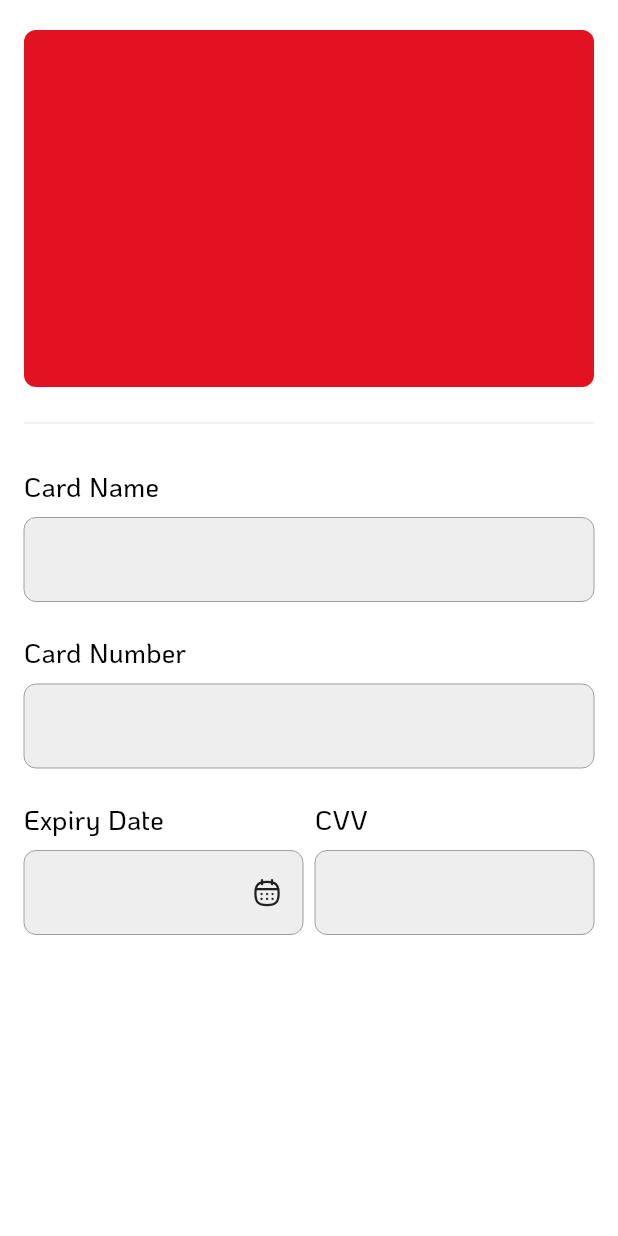
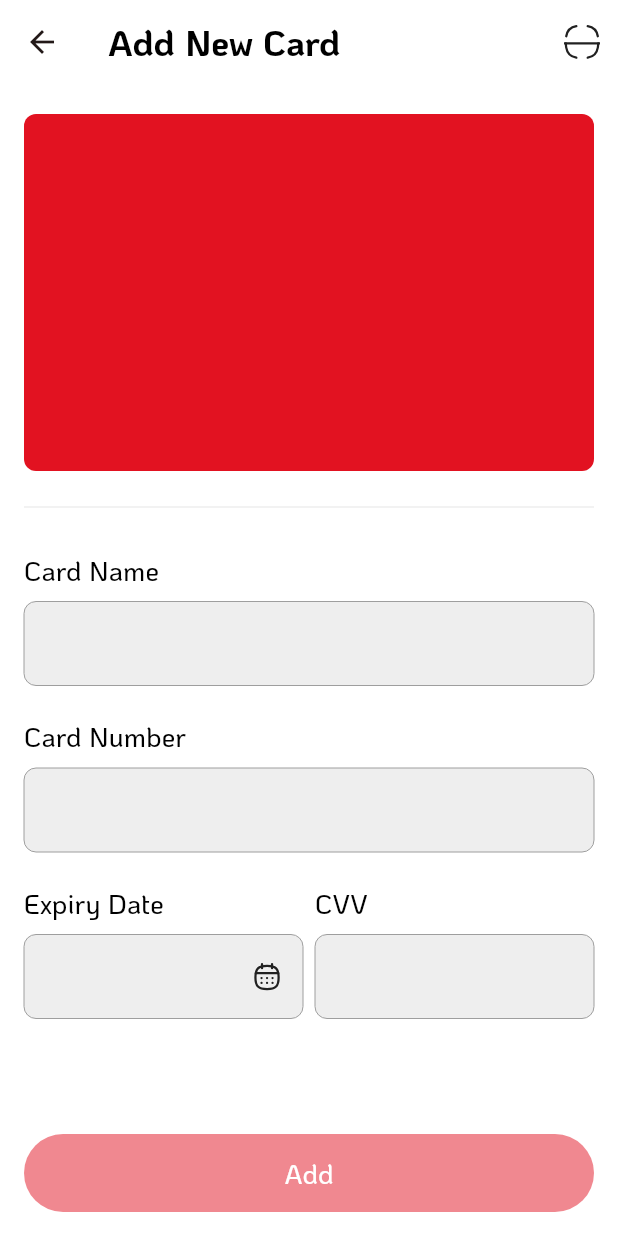
Before and after one commit to xbyl1234/movie-flutter-bloc, a Flutter app: the AddCardView screen opened directly, on a phone screen of 412 x 824 dp. Run offline on Flutter 3.47's test engine with Material 3 defaults, Android fonts, the phone set to English and light mode, and no system bars; our stand-ins replace bloc, dio, equatable, flutter_bloc, flutter_svg, freezed_annotation and 5 more; generated files the repository leaves out were written again; network calls fail.

Commit message:
Valid input add card

```diff
--- a/lib/core/common/translations/intl/messages_en.dart
+++ b/lib/core/common/translations/intl/messages_en.dart
@@ -25,6 +25,7 @@ class MessageLookup extends MessageLookupByLibrary {
 
   final messages = _notInlinedMessages(_notInlinedMessages);
   static Map<String, Function> _notInlinedMessages(_) => <String, Function>{
+        "btn_add": MessageLookupByLibrary.simpleMessage("Add"),
         "btn_change": MessageLookupByLibrary.simpleMessage("Change"),
         "btn_continue": MessageLookupByLibrary.simpleMessage("Continue"),
         "content_subscribe_to_premium": MessageLookupByLibrary.simpleMessage(
@@ -50,6 +51,8 @@ class MessageLookup extends MessageLookupByLibrary {
         "tab_profile": MessageLookupByLibrary.simpleMessage("Profile"),
         "tf_card_name": MessageLookupByLibrary.simpleMessage("Card Name"),
         "tf_card_number": MessageLookupByLibrary.simpleMessage("Card Number"),
+        "tf_cvv": MessageLookupByLibrary.simpleMessage("CVV"),
+        "tf_expiry_date": MessageLookupByLibrary.simpleMessage("Expiry Date"),
         "title_add_new_card":
             MessageLookupByLibrary.simpleMessage("Add New Card"),
         "title_new_release":
--- a/lib/core/common/translations/intl/messages_vi.dart
+++ b/lib/core/common/translations/intl/messages_vi.dart
@@ -25,6 +25,7 @@ class MessageLookup extends MessageLookupByLibrary {
 
   final messages = _notInlinedMessages(_notInlinedMessages);
   static Map<String, Function> _notInlinedMessages(_) => <String, Function>{
+        "btn_add": MessageLookupByLibrary.simpleMessage("Add"),
         "btn_change": MessageLookupByLibrary.simpleMessage("Change"),
         "btn_continue": MessageLookupByLibrary.simpleMessage("Continue"),
         "content_subscribe_to_premium": MessageLookupByLibrary.simpleMessage(
@@ -51,6 +52,8 @@ class MessageLookup extends MessageLookupByLibrary {
         "tab_profile": MessageLookupByLibrary.simpleMessage("Cá nhân"),
         "tf_card_name": MessageLookupByLibrary.simpleMessage("Card Name"),
         "tf_card_number": MessageLookupByLibrary.simpleMessage("Card Number"),
+        "tf_cvv": MessageLookupByLibrary.simpleMessage("CVV"),
+        "tf_expiry_date": MessageLookupByLibrary.simpleMessage("Expiry Date"),
         "title_add_new_card":
             MessageLookupByLibrary.simpleMessage("Add New Card"),
         "title_new_release":
--- a/lib/core/common/translations/intl_en.arb
+++ b/lib/core/common/translations/intl_en.arb
@@ -43,5 +43,8 @@
   },
   "title_add_new_card": "Add New Card",
   "tf_card_name": "Card Name",
-  "tf_card_number": "Card Number"
+  "tf_card_number": "Card Number",
+  "tf_expiry_date": "Expiry Date",
+  "tf_cvv": "CVV",
+  "btn_add": "Add"
 }
--- a/lib/core/common/translations/intl_vi.arb
+++ b/lib/core/common/translations/intl_vi.arb
@@ -43,5 +43,8 @@
   },
   "title_add_new_card": "Add New Card",
   "tf_card_name": "Card Name",
-  "tf_card_number": "Card Number"
+  "tf_card_number": "Card Number",
+  "tf_expiry_date": "Expiry Date",
+  "tf_cvv": "CVV",
+  "btn_add": "Add"
 }
--- a/lib/core/common/translations/l10n.dart
+++ b/lib/core/common/translations/l10n.dart
@@ -429,6 +429,36 @@ class S {
       args: [],
     );
   }
+
+  /// `Expiry Date`
+  String get tf_expiry_date {
+    return Intl.message(
+      'Expiry Date',
+      name: 'tf_expiry_date',
+      desc: '',
+      args: [],
+    );
+  }
+
+  /// `CVV`
+  String get tf_cvv {
+    return Intl.message(
+      'CVV',
+      name: 'tf_cvv',
+      desc: '',
+      args: [],
+    );
+  }
+
+  /// `Add`
+  String get btn_add {
+    return Intl.message(
+      'Add',
+      name: 'btn_add',
+      desc: '',
+      args: [],
+    );
+  }
 }
 
 class AppLocalizationDelegate extends LocalizationsDelegate<S> {
--- a/lib/core/common/widgets/custom_text_field.dart
+++ b/lib/core/common/widgets/custom_text_field.dart
@@ -6,9 +6,11 @@ class CustomTextField extends StatefulWidget {
   final TextCapitalization textCapitalization;
   final String? label;
   final String? error;
+  final String initValue;
   final String? icRight;
   final VoidCallback? actionRight;
   final int? maxLength;
+  final Function(String value) onChanged;
 
   const CustomTextField({
     super.key,
@@ -19,6 +21,8 @@ class CustomTextField extends StatefulWidget {
     this.icRight,
     this.actionRight,
     this.maxLength,
+    this.initValue = "",
+    required this.onChanged,
   });
 
   @override
@@ -41,6 +45,8 @@ class _CustomTextFieldState extends State<CustomTextField> {
           ),
         ],
         TextFormField(
+          initialValue: widget.initValue,
+          onChanged: (val) => widget.onChanged!(val),
           keyboardType: widget.keyboardType,
           textCapitalization: widget.textCapitalization,
           maxLength: widget.maxLength,
--- a/lib/features/add_card/add_card_screen.dart
+++ b/lib/features/add_card/add_card_screen.dart
@@ -1,12 +1,7 @@
 import 'package:flutter/material.dart';
 import 'package:flutter_bloc/flutter_bloc.dart';
-import 'package:movie/core/common/widgets/custom_app_bar.dart';
 import 'package:movie/features/add_card/bloc/add_card_bloc.dart';
 import 'package:movie/features/add_card/view/add_card_view.dart';
-import '../../core/common/resource/icons.dart';
-import '../../core/common/translations/l10n.dart';
-import '../../core/common/widgets/custom_button.dart';
-import '../../core/common/widgets/svg_widget.dart';
 import '../../di/dependency_injection.dart';
 
 class AddCardScreen extends StatelessWidget {
@@ -16,27 +11,11 @@ class AddCardScreen extends StatelessWidget {
   Widget build(BuildContext context) {
     return BlocProvider<AddCardBloc>(
       create: (context) => sl.get<AddCardBloc>(),
-      child: Scaffold(
-        appBar: CustomAppBar(
-          title: S.of(context).title_add_new_card,
-          actionRight: [
-            IconButton(
-                onPressed: () {},
-                icon: SvgWidget(
-                  ic: icScannerCard,
-                  width: 24,
-                  height: 24,
-                ))
-          ],
-        ),
-        body: BlocListener<AddCardBloc, AddCardState>(
-          listener: (context, state) {},
-          child: AddCardView(),
-        ),
-        bottomNavigationBar: Padding(
-          padding: const EdgeInsets.only(left: 16, right: 16, bottom: 16),
-          child: CustomButton(btnText: 'Add', action: () {}),
-        ),
+      child: BlocListener<AddCardBloc, AddCardState>(
+        listener: (context, state) {
+
+        },
+        child: AddCardView(),
       ),
     );
   }
--- a/lib/features/add_card/bloc/add_card_bloc.dart
+++ b/lib/features/add_card/bloc/add_card_bloc.dart
@@ -6,9 +6,8 @@ part 'add_card_state.dart';
 part 'add_card_bloc.freezed.dart';
 
 class AddCardBloc extends Bloc<AddCardEvent, AddCardState> {
-  AddCardBloc() : super(const AddCardState.initial()) {
+  AddCardBloc() : super(const AddCardState()) {
     on<AddCardEvent>((event, emit) {
-      // TODO: implement event handler
     });
   }
 }
--- a/lib/features/add_card/bloc/add_card_state.dart
+++ b/lib/features/add_card/bloc/add_card_state.dart
@@ -2,5 +2,14 @@ part of 'add_card_bloc.dart';
 
 @freezed
 class AddCardState with _$AddCardState {
-  const factory AddCardState.initial() = _Initial;
+  const AddCardState._();
+  const factory AddCardState({
+    @Default('') String cardName,
+    @Default('') String cardNumber,
+    @Default('') String expDate,
+    @Default('') String cvv,
+    String? errCardName,
+    String? errCardNumber,
+    @Default(false)bool isSaved,
+  }) = _AddCardState;
 }
--- a/lib/features/add_card/view/add_card_view.dart
+++ b/lib/features/add_card/view/add_card_view.dart
@@ -1,15 +1,37 @@
 import 'package:flutter/material.dart';
-import 'package:movie/features/add_card/widgets/text_field_card_name.dart';
-import 'package:movie/features/add_card/widgets/text_field_card_number.dart';
-import '../widgets/text_field_cvv_card.dart';
-import '../widgets/text_field_expiry_date.dart';
+import 'package:flutter_bloc/flutter_bloc.dart';
+import 'package:movie/features/add_card/bloc/add_card_bloc.dart';
+import '../../../core/common/resource/icons.dart';
+import '../../../core/common/translations/l10n.dart';
+import '../../../core/common/widgets/custom_app_bar.dart';
+import '../../../core/common/widgets/custom_button.dart';
+import '../../../core/common/widgets/svg_widget.dart';
+import '../widgets/card_name_input.dart';
+import '../widgets/card_number_input.dart';
+import '../widgets/cvv_card_input.dart';
+import '../widgets/expiry_date_input.dart';
 
 class AddCardView extends StatelessWidget {
   const AddCardView({super.key});
 
   @override
   Widget build(BuildContext context) {
-    return SingleChildScrollView(
+    return BlocBuilder<AddCardBloc, AddCardState>(
+      builder: (context, state) {
+        return Scaffold(
+          appBar: CustomAppBar(
+            title: S.of(context).title_add_new_card,
+            actionRight: [
+              IconButton(
+                  onPressed: () {},
+                  icon: SvgWidget(
+                    ic: icScannerCard,
+                    width: 24,
+                    height: 24,
+                  ))
+            ],
+          ),
+          body: SingleChildScrollView(
             physics: BouncingScrollPhysics(),
             padding: EdgeInsets.only(top: 20, left: 16, right: 16, bottom: 32),
             child: Column(
@@ -27,17 +49,28 @@ class AddCardView extends StatelessWidget {
                     Divider(),
                   ],
                 ),
-          TextFieldCardName(),
-          TextFieldCardNumber(),
+                CardNameInput(),
+                CardNumberInput(),
                 Row(
                   spacing: 8,
                   children: [
-              Expanded(child: TextFieldExpiryDate()),
-              Expanded(child: TextFieldCvvCard()),
+                    Expanded(child: ExpiryDateInput()),
+                    Expanded(child: CvvCardInput()),
                   ],
                 ),
               ],
             ),
+          ),
+          bottomNavigationBar: Padding(
+            padding: const EdgeInsets.only(left: 16, right: 16, bottom: 16),
+            child: CustomButton(
+              enable: state.isSaved,
+              btnText: S.of(context).btn_add,
+              action: () {},
+            ),
+          ),
+        );
+      },
     );
   }
 }
--- /dev/null
+++ b/lib/features/add_card/widgets/card_name_input.dart
@@ -0,0 +1,27 @@
+import 'package:flutter/material.dart';
+import 'package:flutter_bloc/flutter_bloc.dart';
+import 'package:movie/features/add_card/bloc/add_card_bloc.dart';
+
+import '../../../core/common/translations/l10n.dart';
+import '../../../core/common/widgets/custom_text_field.dart';
+
+class CardNameInput extends StatelessWidget {
+  const CardNameInput({super.key});
+
+  @override
+  Widget build(BuildContext context) {
+    return BlocBuilder<AddCardBloc, AddCardState>(
+      builder: (context, state) {
+        return CustomTextField(
+          label: S
+              .of(context)
+              .tf_card_name,
+          initValue: state.cardName,
+          textCapitalization: TextCapitalization.words,
+          error: state.errCardName,
+          onChanged: (val) => null,
+        );
+      },
+    );
+  }
+}
--- /dev/null
+++ b/lib/features/add_card/widgets/card_number_input.dart
@@ -0,0 +1,27 @@
+import 'package:flutter/material.dart';
+import 'package:flutter_bloc/flutter_bloc.dart';
+import 'package:movie/features/add_card/bloc/add_card_bloc.dart';
+
+import '../../../core/common/translations/l10n.dart';
+import '../../../core/common/widgets/custom_text_field.dart';
+
+class CardNumberInput extends StatelessWidget {
+  const CardNumberInput({super.key});
+
+  @override
+  Widget build(BuildContext context) {
+    return BlocBuilder<AddCardBloc, AddCardState>(
+      builder: (context, state) {
+        return CustomTextField(
+          label: S
+              .of(context)
+              .tf_card_number,
+          initValue: state.cardNumber,
+          keyboardType: TextInputType.number,
+          error: state.errCardNumber,
+          onChanged: (val) => null,
+        );
+      },
+    );
+  }
+}
--- /dev/null
+++ b/lib/features/add_card/widgets/cvv_card_input.dart
@@ -0,0 +1,27 @@
+import 'package:flutter/material.dart';
+import 'package:flutter_bloc/flutter_bloc.dart';
+import 'package:movie/features/add_card/bloc/add_card_bloc.dart';
+
+import '../../../core/common/translations/l10n.dart';
+import '../../../core/common/widgets/custom_text_field.dart';
+
+class CvvCardInput extends StatelessWidget {
+  const CvvCardInput({super.key});
+
+  @override
+  Widget build(BuildContext context) {
+    return BlocBuilder<AddCardBloc, AddCardState>(
+      builder: (context, state) {
+        return CustomTextField(
+          label: S
+              .of(context)
+              .tf_cvv,
+          keyboardType: TextInputType.number,
+          initValue: state.cvv,
+          maxLength: 3,
+          onChanged: (val) => null,
+        );
+      },
+    );
+  }
+}
--- /dev/null
+++ b/lib/features/add_card/widgets/expiry_date_input.dart
@@ -0,0 +1,26 @@
+import 'package:flutter/material.dart';
+import 'package:flutter_bloc/flutter_bloc.dart';
+import 'package:movie/features/add_card/bloc/add_card_bloc.dart';
+
+import '../../../core/common/translations/l10n.dart';
+import '../../../core/common/widgets/custom_text_field.dart';
+
+class ExpiryDateInput extends StatelessWidget {
+  const ExpiryDateInput({super.key});
+
+  @override
+  Widget build(BuildContext context) {
+    return BlocBuilder<AddCardBloc, AddCardState>(
+      builder: (context, state) {
+        return CustomTextField(
+          label: S.of(context).tf_expiry_date,
+          initValue: state.expDate,
+          keyboardType: TextInputType.datetime,
+          icRight: 'assets/icons/ic_calendar.svg',
+          onChanged: (val) => null,
+          actionRight: () {},
+        );
+      },
+    );
+  }
+}
--- a/lib/features/add_card/widgets/text_field_card_name.dart
+++ /dev/null
@@ -1,16 +0,0 @@
-import 'package:flutter/material.dart';
-
-import '../../../core/common/translations/l10n.dart';
-import '../../../core/common/widgets/custom_text_field.dart';
-
-class TextFieldCardName extends StatelessWidget {
-  const TextFieldCardName({super.key});
-
-  @override
-  Widget build(BuildContext context) {
-    return CustomTextField(
-      label: S.of(context).tf_card_name,
-      textCapitalization: TextCapitalization.words,
-    );
-  }
-}
--- a/lib/features/add_card/widgets/text_field_card_number.dart
+++ /dev/null
@@ -1,16 +0,0 @@
-import 'package:flutter/material.dart';
-
-import '../../../core/common/translations/l10n.dart';
-import '../../../core/common/widgets/custom_text_field.dart';
-
-class TextFieldCardNumber extends StatelessWidget {
-  const TextFieldCardNumber({super.key});
-
-  @override
-  Widget build(BuildContext context) {
-    return CustomTextField(
-      label: S.of(context).tf_card_number,
-      keyboardType: TextInputType.number,
-    );
-  }
-}
--- a/lib/features/add_card/widgets/text_field_cvv_card.dart
+++ /dev/null
@@ -1,17 +0,0 @@
-import 'package:flutter/material.dart';
-
-import '../../../core/common/translations/l10n.dart';
-import '../../../core/common/widgets/custom_text_field.dart';
-
-class TextFieldCvvCard extends StatelessWidget {
-  const TextFieldCvvCard({super.key});
-
-  @override
-  Widget build(BuildContext context) {
-    return CustomTextField(
-      label: 'CVV',
-      keyboardType: TextInputType.number,
-      maxLength: 3,
-    );
-  }
-}
--- a/lib/features/add_card/widgets/text_field_expiry_date.dart
+++ /dev/null
@@ -1,20 +0,0 @@
-import 'package:flutter/material.dart';
-
-import '../../../core/common/translations/l10n.dart';
-import '../../../core/common/widgets/custom_text_field.dart';
-
-class TextFieldExpiryDate extends StatelessWidget {
-  const TextFieldExpiryDate({super.key});
-
-  @override
-  Widget build(BuildContext context) {
-    return CustomTextField(
-      label: 'Expiry Date',
-      keyboardType: TextInputType.datetime,
-      icRight: 'assets/icons/ic_calendar.svg',
-      actionRight: () {
-
-      },
-    );
-  }
-}
```
Also changed, not shown: lib/features/add_card/bloc/add_card_bloc.freezed.dart. Lines whose indentation alone changed are shown as unchanged.
